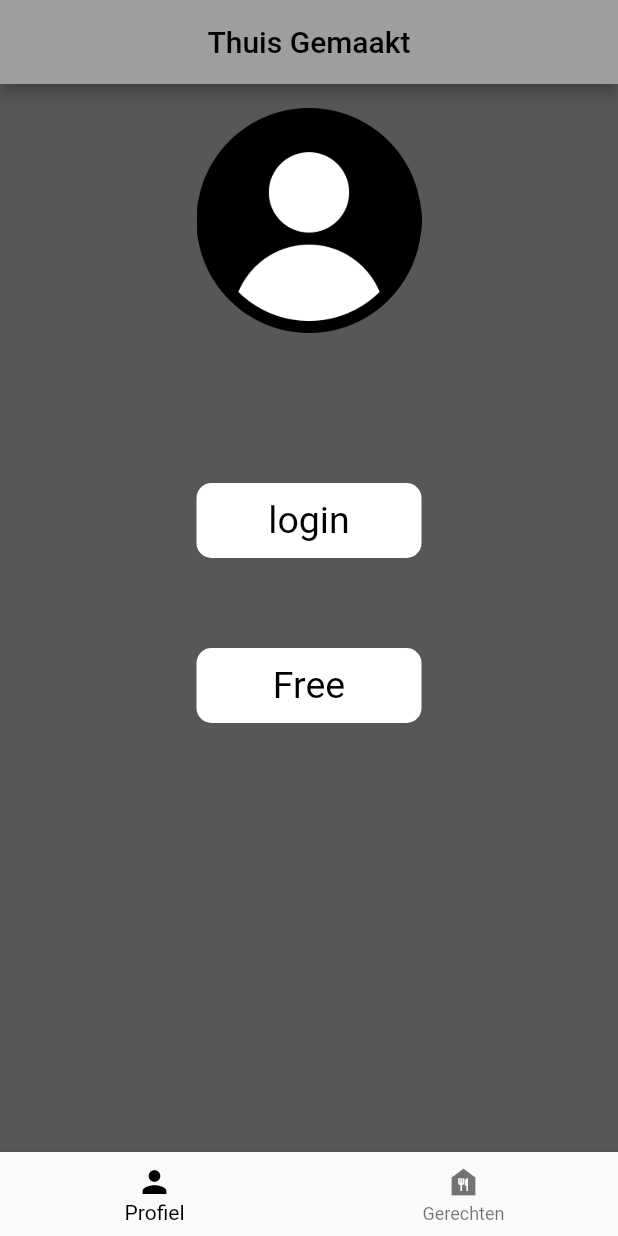
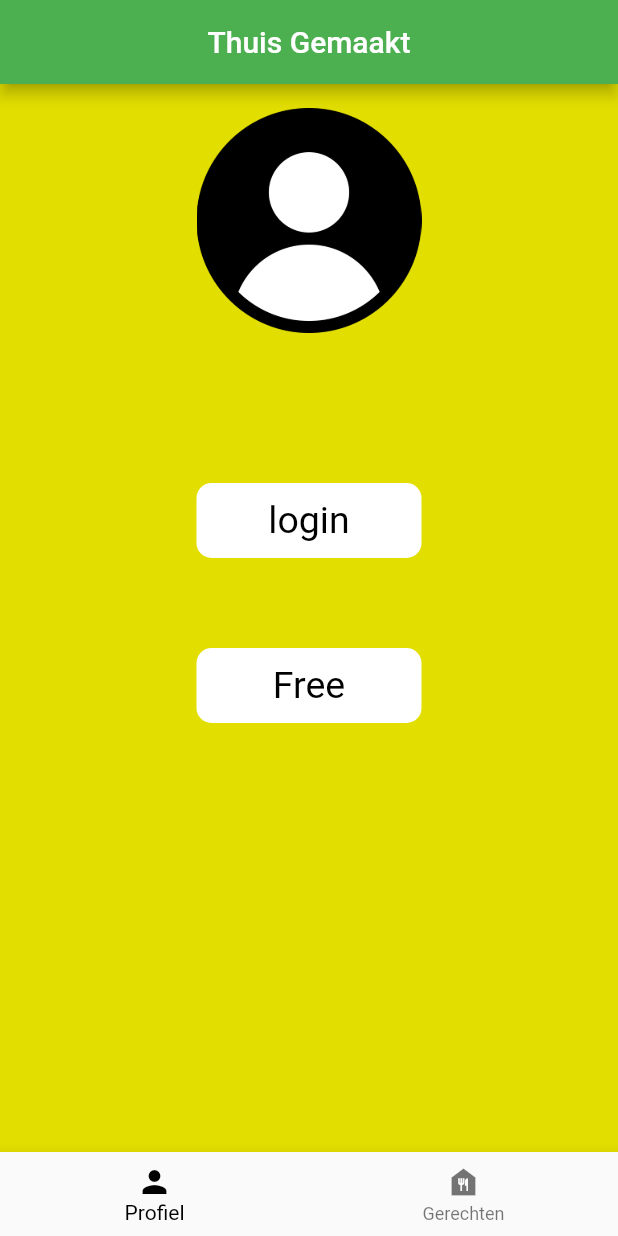
Before and after one commit to NBSKATE/examenMAD, a Flutter app: the screen it shows after launch, on a phone screen of 412 x 824 dp. Run offline on Flutter 3.47's test engine with Material 2 defaults, Android fonts, the phone set to English and light mode, and no system bars.

Commit message:
changed colors to be more attractive for foods

```diff
--- a/mad-examen-NBSKATE/lib/main.dart
+++ b/mad-examen-NBSKATE/lib/main.dart
@@ -33,8 +33,8 @@ class _MyAppState extends State<MyApp> {
     return MaterialApp(
       title: 'Thuis Gemaakt',
       theme: ThemeData(
-          scaffoldBackgroundColor: const Color.fromARGB(255, 87, 87, 87),
-          primarySwatch: Colors.grey),
+          scaffoldBackgroundColor: const Color.fromARGB(244, 226, 222, 0),
+          primarySwatch: Colors.green),
       home: Scaffold(
         body: _pages[_currentPageIndex],
         bottomNavigationBar: BottomNavigationBar(
```
Also changed, not shown: 1 other file.
